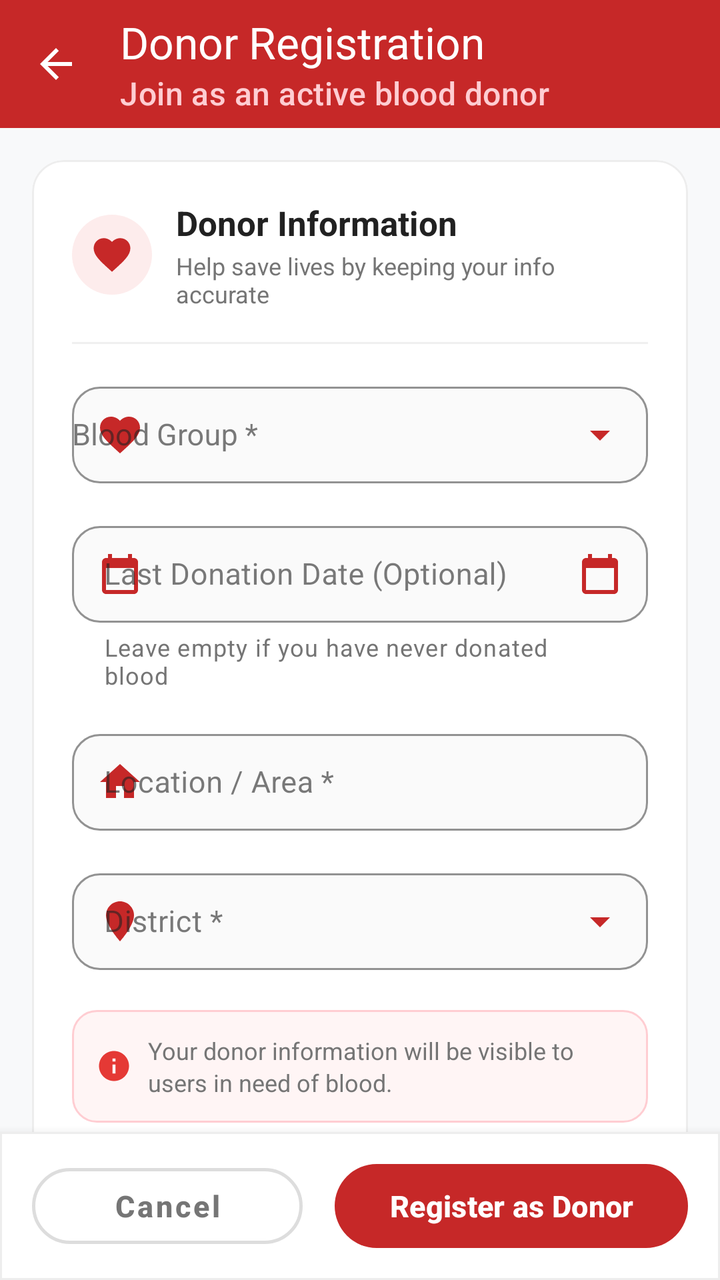
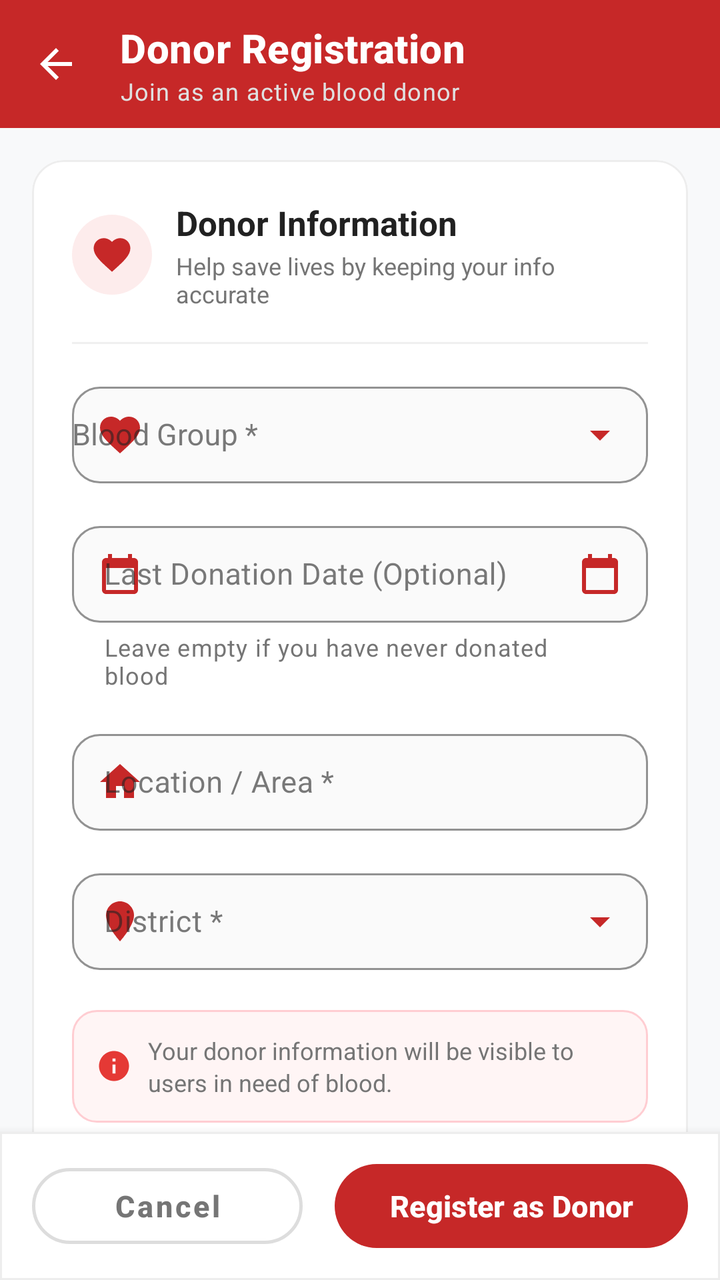

Compare the two renders of this Android layout. The source of the first and the diff that turns it into the second are given below.
<!-- AndroidManifest.xml: application theme Theme.DonateBlood -->
<!-- res/layout/fragment_donor_registration.xml -->
<?xml version="1.0" encoding="utf-8"?>
<LinearLayout xmlns:android="http://schemas.android.com/apk/res/android"
    xmlns:app="http://schemas.android.com/apk/res-auto"
    xmlns:tools="http://schemas.android.com/tools"
    android:layout_width="match_parent"
    android:layout_height="match_parent"
    android:orientation="vertical"
    android:background="#F8F9FA">

    
    <com.google.android.material.appbar.MaterialToolbar
        android:id="@+id/toolbar"
        android:layout_width="match_parent"
        android:layout_height="?attr/actionBarSize"
        android:background="@color/primary_red_dark"
        app:elevation="3dp"
        app:navigationIcon="@drawable/ic_arrow_back_white"
        app:title="Donor Registration"
        app:titleTextColor="@color/white"
        app:subtitle="Join as an active blood donor"
        app:subtitleTextColor="#FFCDD2" />

    
    <androidx.core.widget.NestedScrollView
        android:layout_width="match_parent"
        android:layout_height="0dp"
        android:layout_weight="1"
        android:fillViewport="true">

        <LinearLayout
            android:layout_width="match_parent"
            android:layout_height="wrap_content"
            android:orientation="vertical"
            android:padding="16dp">

            
            <com.google.android.material.card.MaterialCardView
                android:layout_width="match_parent"
                android:layout_height="wrap_content"
                app:cardCornerRadius="16dp"
                app:cardElevation="0dp"
                app:strokeColor="#EDEDED"
                app:strokeWidth="1dp"
                app:cardBackgroundColor="@color/white">

                <LinearLayout
                    android:layout_width="match_parent"
                    android:layout_height="wrap_content"
                    android:orientation="vertical"
                    android:padding="20dp">

                    
                    <LinearLayout
                        android:layout_width="match_parent"
                        android:layout_height="wrap_content"
                        android:gravity="center_vertical"
                        android:orientation="horizontal"
                        android:layout_marginBottom="16dp">

                        <FrameLayout
                            android:layout_width="40dp"
                            android:layout_height="40dp"
                            android:background="@drawable/bg_circle_icon">

                            <ImageView
                                android:layout_width="22dp"
                                android:layout_height="22dp"
                                android:layout_gravity="center"
                                android:src="@drawable/ic_blood_drop"
                                app:tint="@color/primary_red_dark"
                                tools:ignore="ContentDescription" />
                        </FrameLayout>

                        <LinearLayout
                            android:layout_width="0dp"
                            android:layout_height="wrap_content"
                            android:layout_marginStart="12dp"
                            android:layout_weight="1"
                            android:orientation="vertical">

                            <TextView
                                android:id="@+id/tvSectionTitle"
                                android:layout_width="wrap_content"
                                android:layout_height="wrap_content"
                                android:text="Donor Information"
                                android:textColor="@color/text_primary"
                                android:textSize="17sp"
                                android:textStyle="bold" />

                            <TextView
                                android:id="@+id/tvSectionSubtitle"
                                android:layout_width="wrap_content"
                                android:layout_height="wrap_content"
                                android:layout_marginTop="2dp"
                                android:text="Help save lives by keeping your info accurate"
                                android:textColor="@color/text_secondary"
                                android:textSize="12sp" />
                        </LinearLayout>
                    </LinearLayout>

                    <View
                        android:layout_width="match_parent"
                        android:layout_height="1dp"
                        android:background="#F0F0F0"
                        android:layout_marginBottom="16dp" />

                    
                    <com.google.android.material.textfield.TextInputLayout
                        android:id="@+id/tilBloodGroup"
                        style="@style/Widget.MaterialComponents.TextInputLayout.OutlinedBox"
                        android:layout_width="match_parent"
                        android:layout_height="wrap_content"
                        android:layout_marginBottom="16dp"
                        android:hint="Blood Group *"
                        app:boxCornerRadiusTopStart="14dp"
                        app:boxCornerRadiusTopEnd="14dp"
                        app:boxCornerRadiusBottomStart="14dp"
                        app:boxCornerRadiusBottomEnd="14dp"
                        app:boxStrokeColor="@color/primary_red_dark"
                        app:boxStrokeWidth="1dp"
                        app:boxStrokeWidthFocused="2dp"
                        app:boxBackgroundColor="#FAFAFA"
                        app:startIconDrawable="@drawable/ic_blood_drop"
                        app:startIconTint="@color/primary_red_dark"
                        app:endIconMode="custom"
                        app:endIconDrawable="@drawable/ic_chevron_down"
                        app:endIconTint="@color/primary_red_dark">

                        <AutoCompleteTextView
                            android:id="@+id/spinnerBloodGroup"
                            android:layout_width="match_parent"
                            android:layout_height="wrap_content"
                            android:focusable="false"
                            android:clickable="true"
                            android:cursorVisible="false"
                            android:inputType="none"
                            android:paddingVertical="14dp"
                            android:textSize="15sp"
                            android:textColor="@color/text_primary" />
                    </com.google.android.material.textfield.TextInputLayout>

                    
                    <com.google.android.material.textfield.TextInputLayout
                        android:id="@+id/tilLastDonation"
                        style="@style/Widget.MaterialComponents.TextInputLayout.OutlinedBox"
                        android:layout_width="match_parent"
                        android:layout_height="wrap_content"
                        android:layout_marginBottom="16dp"
                        android:hint="Last Donation Date (Optional)"
                        app:helperText="Leave empty if you have never donated blood"
                        app:helperTextTextColor="@color/text_secondary"
                        app:boxCornerRadiusTopStart="14dp"
                        app:boxCornerRadiusTopEnd="14dp"
                        app:boxCornerRadiusBottomStart="14dp"
                        app:boxCornerRadiusBottomEnd="14dp"
                        app:boxStrokeColor="@color/primary_red_dark"
                        app:boxStrokeWidth="1dp"
                        app:boxStrokeWidthFocused="2dp"
                        app:boxBackgroundColor="#FAFAFA"
                        app:startIconDrawable="@drawable/ic_calendar"
                        app:startIconTint="@color/primary_red_dark"
                        app:endIconMode="custom"
                        app:endIconDrawable="@drawable/ic_calendar"
                        app:endIconTint="@color/primary_red_dark">

                        <com.google.android.material.textfield.TextInputEditText
                            android:id="@+id/etLastDonation"
                            android:layout_width="match_parent"
                            android:layout_height="wrap_content"
                            android:focusable="false"
                            android:clickable="true"
                            android:cursorVisible="false"
                            android:inputType="none"
                            android:paddingVertical="14dp"
                            android:textSize="15sp"
                            android:textColor="@color/text_primary" />
                    </com.google.android.material.textfield.TextInputLayout>

                    
                    <com.google.android.material.textfield.TextInputLayout
                        android:id="@+id/tilLocation"
                        style="@style/Widget.MaterialComponents.TextInputLayout.OutlinedBox"
                        android:layout_width="match_parent"
                        android:layout_height="wrap_content"
                        android:layout_marginBottom="16dp"
                        android:hint="Location / Area *"
                        app:boxCornerRadiusTopStart="14dp"
                        app:boxCornerRadiusTopEnd="14dp"
                        app:boxCornerRadiusBottomStart="14dp"
                        app:boxCornerRadiusBottomEnd="14dp"
                        app:boxStrokeColor="@color/primary_red_dark"
                        app:boxStrokeWidth="1dp"
                        app:boxStrokeWidthFocused="2dp"
                        app:boxBackgroundColor="#FAFAFA"
                        app:startIconDrawable="@drawable/ic_home"
                        app:startIconTint="@color/primary_red_dark">

                        <com.google.android.material.textfield.TextInputEditText
                            android:id="@+id/etLocation"
                            android:layout_width="match_parent"
                            android:layout_height="wrap_content"
                            android:inputType="textCapWords"
                            android:maxLines="1"
                            android:paddingVertical="14dp"
                            android:textSize="15sp"
                            android:textColor="@color/text_primary" />
                    </com.google.android.material.textfield.TextInputLayout>

                    
                    <com.google.android.material.textfield.TextInputLayout
                        android:id="@+id/tilDistrict"
                        style="@style/Widget.MaterialComponents.TextInputLayout.OutlinedBox"
                        android:layout_width="match_parent"
                        android:layout_height="wrap_content"
                        android:layout_marginBottom="12dp"
                        android:hint="District *"
                        app:boxCornerRadiusTopStart="14dp"
                        app:boxCornerRadiusTopEnd="14dp"
                        app:boxCornerRadiusBottomStart="14dp"
                        app:boxCornerRadiusBottomEnd="14dp"
                        app:boxStrokeColor="@color/primary_red_dark"
                        app:boxStrokeWidth="1dp"
                        app:boxStrokeWidthFocused="2dp"
                        app:boxBackgroundColor="#FAFAFA"
                        app:startIconDrawable="@drawable/ic_location"
                        app:startIconTint="@color/primary_red_dark"
                        app:endIconMode="custom"
                        app:endIconDrawable="@drawable/ic_chevron_down"
                        app:endIconTint="@color/primary_red_dark">

                        <com.google.android.material.textfield.TextInputEditText
                            android:id="@+id/etDistrict"
                            android:layout_width="match_parent"
                            android:layout_height="wrap_content"
                            android:focusable="false"
                            android:clickable="true"
                            android:cursorVisible="false"
                            android:inputType="none"
                            android:maxLines="1"
                            android:paddingVertical="14dp"
                            android:textSize="15sp"
                            android:textColor="@color/text_primary" />
                    </com.google.android.material.textfield.TextInputLayout>

                    
                    <LinearLayout
                        android:layout_width="match_parent"
                        android:layout_height="wrap_content"
                        android:orientation="horizontal"
                        android:background="@drawable/bg_info_banner"
                        android:padding="12dp"
                        android:gravity="center_vertical"
                        android:layout_marginTop="8dp">

                        <ImageView
                            android:layout_width="18dp"
                            android:layout_height="18dp"
                            android:src="@drawable/ic_info"
                            app:tint="@color/primary_red"
                            android:layout_marginEnd="8dp"
                            tools:ignore="ContentDescription" />

                        <TextView
                            android:layout_width="0dp"
                            android:layout_height="wrap_content"
                            android:layout_weight="1"
                            android:text="Your donor information will be visible to users in need of blood."
                            android:textColor="@color/text_secondary"
                            android:textSize="12sp"
                            android:lineSpacingExtra="2dp" />
                    </LinearLayout>

                </LinearLayout>
            </com.google.android.material.card.MaterialCardView>

            
            <ProgressBar
                android:id="@+id/progressBar"
                android:layout_width="wrap_content"
                android:layout_height="wrap_content"
                android:layout_gravity="center_horizontal"
                android:layout_marginTop="20dp"
                android:indeterminateTint="@color/primary_red_dark"
                android:visibility="gone" />

        </LinearLayout>
    </androidx.core.widget.NestedScrollView>

    
    <com.google.android.material.card.MaterialCardView
        android:layout_width="match_parent"
        android:layout_height="wrap_content"
        app:cardElevation="8dp"
        app:strokeWidth="1dp"
        app:strokeColor="#EDEDED"
        app:cardBackgroundColor="@color/white"
        app:cardCornerRadius="0dp">

        <LinearLayout
            android:layout_width="match_parent"
            android:layout_height="wrap_content"
            android:orientation="horizontal"
            android:paddingHorizontal="16dp"
            android:paddingVertical="12dp">

            <com.google.android.material.button.MaterialButton
                android:id="@+id/btnCancel"
                style="@style/Widget.MaterialComponents.Button.OutlinedButton"
                android:layout_width="0dp"
                android:layout_height="50dp"
                android:layout_weight="1"
                android:layout_marginEnd="8dp"
                android:text="Cancel"
                android:textColor="@color/text_secondary"
                android:textSize="15sp"
                android:textStyle="bold"
                android:textAllCaps="false"
                app:cornerRadius="25dp"
                app:strokeColor="#DDDDDD"
                app:strokeWidth="1.5dp"
                android:stateListAnimator="@null" />

            <com.google.android.material.button.MaterialButton
                android:id="@+id/btnRegister"
                android:layout_width="0dp"
                android:layout_height="50dp"
                android:layout_weight="1.3"
                android:layout_marginStart="8dp"
                android:text="Register as Donor"
                android:textColor="@color/white"
                android:textSize="15sp"
                android:textStyle="bold"
                android:textAllCaps="false"
                app:cornerRadius="25dp"
                app:elevation="2dp"
                app:backgroundTint="@color/primary_red_dark"
                android:stateListAnimator="@null" />
        </LinearLayout>
    </com.google.android.material.card.MaterialCardView>

</LinearLayout>
<!-- resources referenced by this layout -->
<resources>
  <color name="primary_red">#E53935</color>
  <color name="primary_red_dark">#C62828</color>
  <color name="text_primary">#212121</color>
  <color name="text_secondary">#757575</color>
  <color name="white">#FFFFFF</color>
  <!-- drawable bg_circle_icon (drawable) -->
  <?xml version="1.0" encoding="utf-8"?>
  <shape xmlns:android="http://schemas.android.com/apk/res/android"
      android:shape="oval">
      <solid android:color="#FDECEC" />
  </shape>
  <!-- drawable bg_info_banner (drawable) -->
  <?xml version="1.0" encoding="utf-8"?>
  <shape xmlns:android="http://schemas.android.com/apk/res/android">
      <solid android:color="#FFF5F5" />
      <stroke android:width="1dp" android:color="#FFCDD2" />
      <corners android:radius="12dp" />
  </shape>
  <!-- drawable ic_arrow_back_white (drawable) -->
  <vector xmlns:android="http://schemas.android.com/apk/res/android"
      android:width="24dp"
      android:height="24dp"
      android:viewportWidth="24"
      android:viewportHeight="24">
      <path
          android:fillColor="@android:color/white"
          android:pathData="M20,11H7.83l5.59,-5.59L12,4l-8,8 8,8 1.41,-1.41L7.83,13H20v-2z"/>
  </vector>
  <!-- drawable ic_calendar (drawable) -->
  <vector xmlns:android="http://schemas.android.com/apk/res/android"
      android:width="24dp"
      android:height="24dp"
      android:viewportWidth="24"
      android:viewportHeight="24">
      <path
          android:fillColor="#9E9E9E"
          android:pathData="M19,4h-1V2h-2v2H8V2H6v2H5C3.9,4 3.01,4.9 3.01,6L3,20c0,1.1 0.9,2 2,2h14c1.1,0 2,-0.9 2,-2V6c0,-1.1 -0.9,-2 -2,-2zM19,20H5V9h14v11z"/>
  </vector>
  <!-- drawable ic_chevron_down (drawable) -->
  <vector xmlns:android="http://schemas.android.com/apk/res/android"
      android:width="24dp"
      android:height="24dp"
      android:viewportWidth="24"
      android:viewportHeight="24">
    <path
        android:fillColor="#FF000000"
        android:pathData="M7,10l5,5 5,-5z"/>
  </vector>
  <!-- drawable ic_home (drawable) -->
  <?xml version="1.0" encoding="utf-8"?>
  <vector xmlns:android="http://schemas.android.com/apk/res/android"
      android:width="24dp"
      android:height="24dp"
      android:viewportWidth="24"
      android:viewportHeight="24">
  
      
      <path
          android:fillColor="#FFFFFF"
          android:pathData="M10,20v-6h4v6h5v-8h3L12,3 2,12h3v8z" />
  
  </vector>
  <!-- drawable ic_info (drawable) -->
  <vector xmlns:android="http://schemas.android.com/apk/res/android"
      android:width="24dp"
      android:height="24dp"
      android:viewportWidth="24"
      android:viewportHeight="24">
    <path
        android:fillColor="#FF000000"
        android:pathData="M12,2C6.48,2 2,6.48 2,12s4.48,10 10,10 10,-4.48 10,-10S17.52,2 12,2zM13,17h-2v-6h2v6zM13,9h-2V7h2v2z"/>
  </vector>
  <color name="background_light">#F5F5F5</color>
  <style name="Widget.DonateBlood.Toolbar" parent="Widget.Material3.Toolbar">
          <item name="android:background">@color/primary_red</item>
          <item name="titleTextColor">@color/white</item>
          <item name="subtitleTextColor">@color/white</item>
      </style>
  <color name="text_hint">#9E9E9E</color>
  <color name="surface_white">#FFFFFF</color>
  <!-- unchanged entries left out for length: 5 -->
</resources>

<!-- the commit's change to res/layout/fragment_donor_registration.xml (unified diff, before → after) -->
@@ -11,14 +11,18 @@
     <com.google.android.material.appbar.MaterialToolbar
         android:id="@+id/toolbar"
         android:layout_width="match_parent"
-        android:layout_height="?attr/actionBarSize"
+        android:layout_height="wrap_content"
+        android:minHeight="?attr/actionBarSize"
         android:background="@color/primary_red_dark"
-        app:elevation="3dp"
         app:navigationIcon="@drawable/ic_arrow_back_white"
         app:title="Donor Registration"
+        app:titleTextAppearance="@style/TextAppearance.BloodLink.Toolbar.Title"
+        app:subtitle="Join as an active blood donor"
+        app:subtitleTextAppearance="@style/TextAppearance.BloodLink.Toolbar.Subtitle"
         app:titleTextColor="@color/white"
-        app:subtitle="Join as an active blood donor"
-        app:subtitleTextColor="#FFCDD2" />
+        app:subtitleTextColor="#E0E0E0"
+        app:contentInsetStartWithNavigation="8dp"
+        app:elevation="3dp" />
 
     
     <androidx.core.widget.NestedScrollView
<!-- resource entries referenced after the edit -->
@@ -72,6 +72,15 @@
         android:fillColor="#FF000000"
         android:pathData="M12,2C6.48,2 2,6.48 2,12s4.48,10 10,10 10,-4.48 10,-10S17.52,2 12,2zM13,17h-2v-6h2v6zM13,9h-2V7h2v2z"/>
   </vector>
+  <style name="TextAppearance.BloodLink.Toolbar.Subtitle" parent="TextAppearance.Material3.BodySmall">
+          <item name="android:textSize">12sp</item>
+          <item name="android:textColor">#E0E0E0</item>
+      </style>
+  <style name="TextAppearance.BloodLink.Toolbar.Title" parent="TextAppearance.Material3.TitleMedium">
+          <item name="android:textSize">20sp</item>
+          <item name="android:textStyle">bold</item>
+          <item name="android:textColor">@color/white</item>
+      </style>
   <color name="background_light">#F5F5F5</color>
   <style name="Widget.DonateBlood.Toolbar" parent="Widget.Material3.Toolbar">
           <item name="android:background">@color/primary_red</item>
